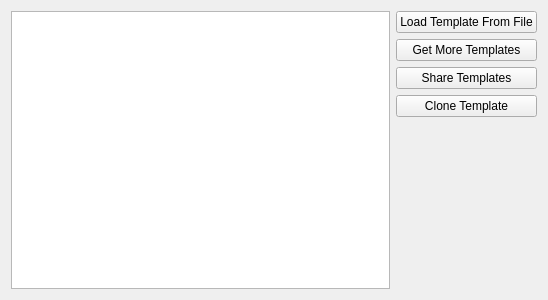
This is kdevplatform/shell/settings/templatepage.ui in KDE/kdevelop as Qt 5 draws it before an edit. The edited form follows.
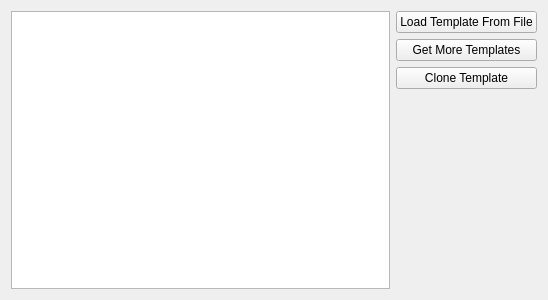
This is the edited form. Icons and pictures are not drawn.

Commit message: Remove usage of npw disfunctional KNewStuff upload feature

```diff
--- a/kdevplatform/shell/settings/templatepage.ui
+++ b/kdevplatform/shell/settings/templatepage.ui
@@ -44,18 +44,6 @@
        </property>
       </widget>
      </item>
-     <item>
-      <widget class="QPushButton" name="shareButton">
-       <property name="text">
-        <string comment="@action:button">Share Templates</string>
-       </property>
-       <property name="icon">
-        <iconset theme="get-hot-new-stuff">
-         <normaloff/>
-        </iconset>
-       </property>
-      </widget>
-     </item>
      <item>
       <widget class="QPushButton" name="extractButton">
        <property name="text">
```
The commit also changes 2 other files.
